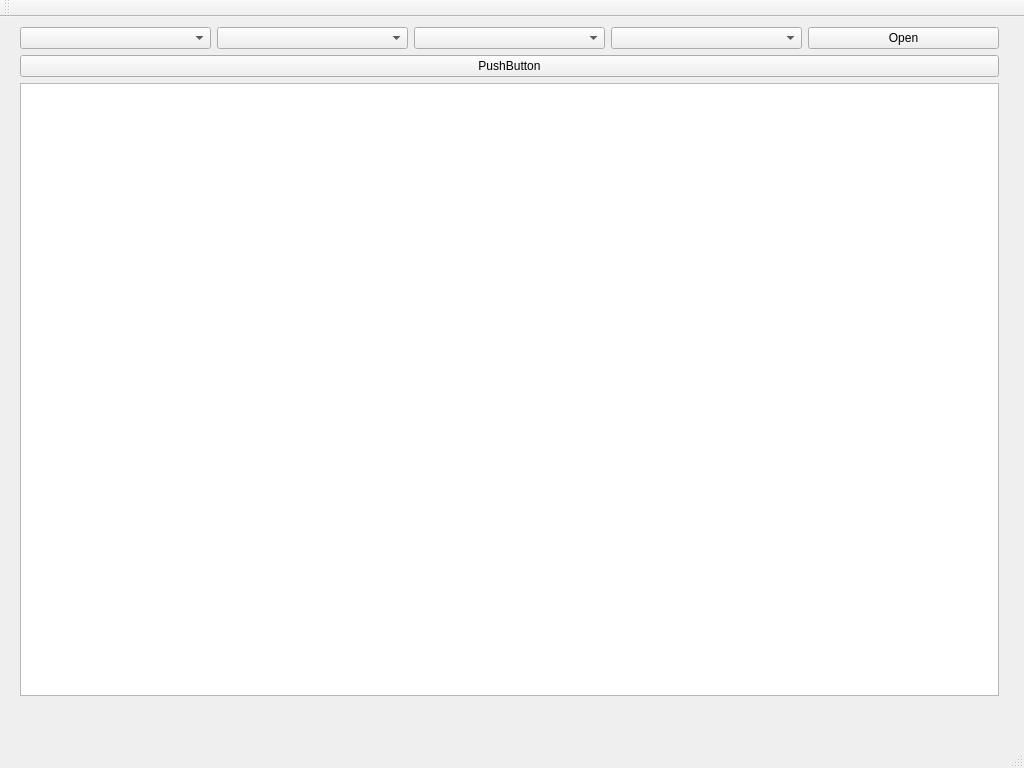
peredelkin/ecu_editor, file mainwindow.ui: the form before one commit.
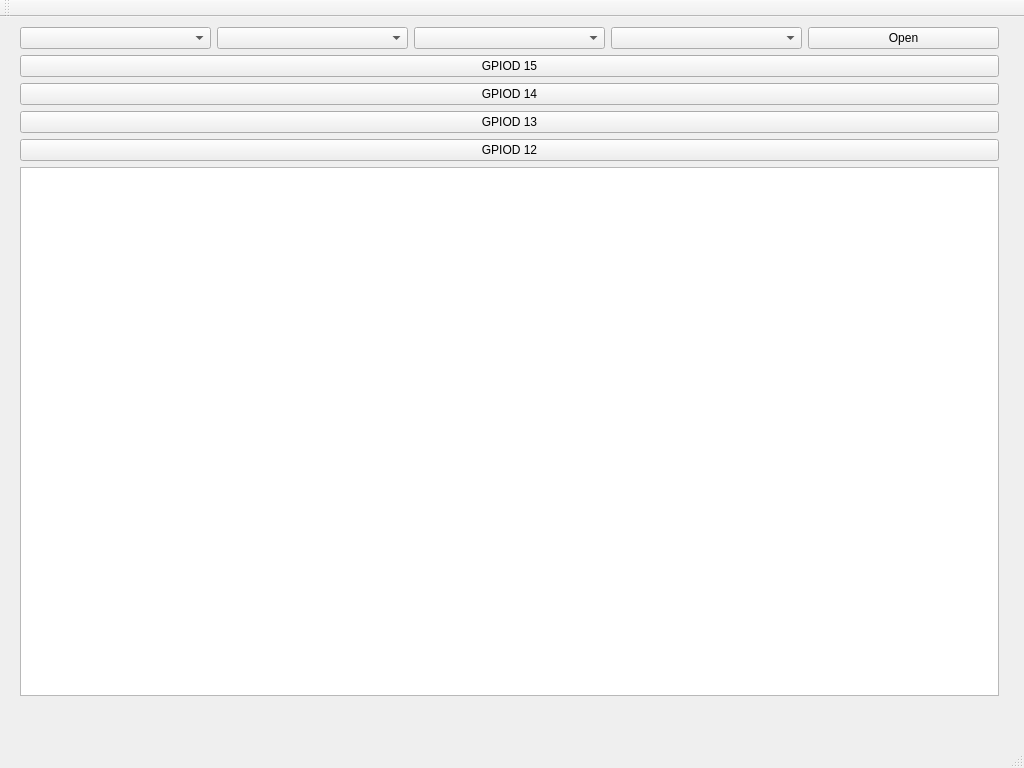
The form after the commit.

Commit message: gpio buttons

Patch:
```diff
--- a/mainwindow.ui
+++ b/mainwindow.ui
@@ -36,7 +36,28 @@
      </rect>
     </property>
     <layout class="QGridLayout" name="gridLayout_2">
-     <item row="0" column="0">
+     <item row="4" column="2">
+      <widget class="QPushButton" name="pushButton_13">
+       <property name="text">
+        <string>GPIOD 13</string>
+       </property>
+      </widget>
+     </item>
+     <item row="3" column="2">
+      <widget class="QPushButton" name="pushButton_14">
+       <property name="text">
+        <string>GPIOD 14</string>
+       </property>
+      </widget>
+     </item>
+     <item row="6" column="2">
+      <widget class="QTableWidget" name="tableWidget">
+       <property name="sizeAdjustPolicy">
+        <enum>QAbstractScrollArea::AdjustToContents</enum>
+       </property>
+      </widget>
+     </item>
+     <item row="0" column="2">
       <layout class="QGridLayout" name="gridLayout">
        <item row="0" column="5">
         <widget class="QComboBox" name="comboBox_StopBits">
@@ -99,17 +120,17 @@
        </item>
       </layout>
      </item>
-     <item row="3" column="0">
-      <widget class="QTableWidget" name="tableWidget">
-       <property name="sizeAdjustPolicy">
-        <enum>QAbstractScrollArea::AdjustToContents</enum>
+     <item row="2" column="2">
+      <widget class="QPushButton" name="pushButton_15">
+       <property name="text">
+        <string>GPIOD 15</string>
        </property>
       </widget>
      </item>
-     <item row="1" column="0">
-      <widget class="QPushButton" name="pushButton_send">
+     <item row="5" column="2">
+      <widget class="QPushButton" name="pushButton_12">
        <property name="text">
-        <string>PushButton</string>
+        <string>GPIOD 12</string>
        </property>
       </widget>
      </item>
```
Left out of the diff: 2 changed lines with no effect on the pictures. The commit also changes 4 other files.
